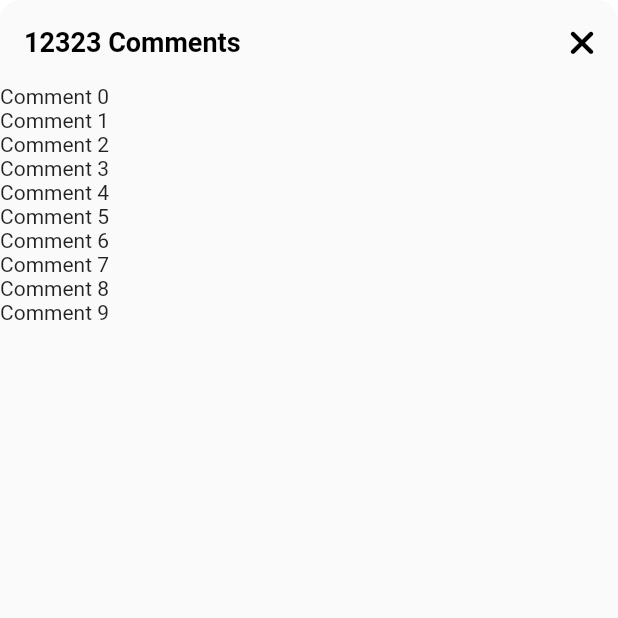
After one commit to OverFlowBIN/tiktok_clone, a Flutter app: the VideoComments screen opened directly, on a phone screen of 412 x 824 dp, the top half of it. The commit adds this screen. Run offline on Flutter 3.47's test engine with Material 3 defaults, Android fonts, the phone set to English and light mode, and no system bars; our stand-ins replace font_awesome_flutter, video_player, visibility_detector; missing offline and left inert: dart:ffi; network calls fail.

Commit message:
COMMENTS SECTION(showModalBottomSheet)

```diff
--- /dev/null
+++ b/lib/features/videos/widgets/video_comments.dart
@@ -0,0 +1,53 @@
+import 'dart:ffi';
+
+import 'package:flutter/material.dart';
+import 'package:font_awesome_flutter/font_awesome_flutter.dart';
+
+import '../../../constants/sizes.dart';
+
+class VideoComments extends StatefulWidget {
+  const VideoComments({super.key});
+
+  @override
+  State<VideoComments> createState() => _VideoCommentsState();
+}
+
+class _VideoCommentsState extends State<VideoComments> {
+  void _onClosePressed() {
+    Navigator.of(context).pop();
+  }
+
+  @override
+  Widget build(BuildContext context) {
+    return Container(
+      clipBehavior: Clip.hardEdge,
+      decoration: BoxDecoration(
+        borderRadius: BorderRadius.circular(Sizes.size14),
+      ),
+      child: Scaffold(
+        backgroundColor: Colors.grey.shade50,
+        appBar: AppBar(
+          backgroundColor: Colors.grey.shade50,
+          automaticallyImplyLeading: false,
+          title: const Text('12323 Comments'),
+          actions: [
+            IconButton(
+              icon: const Icon(
+                FontAwesomeIcons.xmark,
+              ),
+              onPressed: _onClosePressed,
+            )
+          ],
+        ),
+        body: ListView.builder(
+          itemCount: 10,
+          itemBuilder: (context, index) {
+            return Container(
+              child: Text("Comment $index"),
+            );
+          },
+        ),
+      ),
+    );
+  }
+}
```
Also changed, not shown: lib/features/videos/widgets/video_post.dart (+31 -8 lines).
